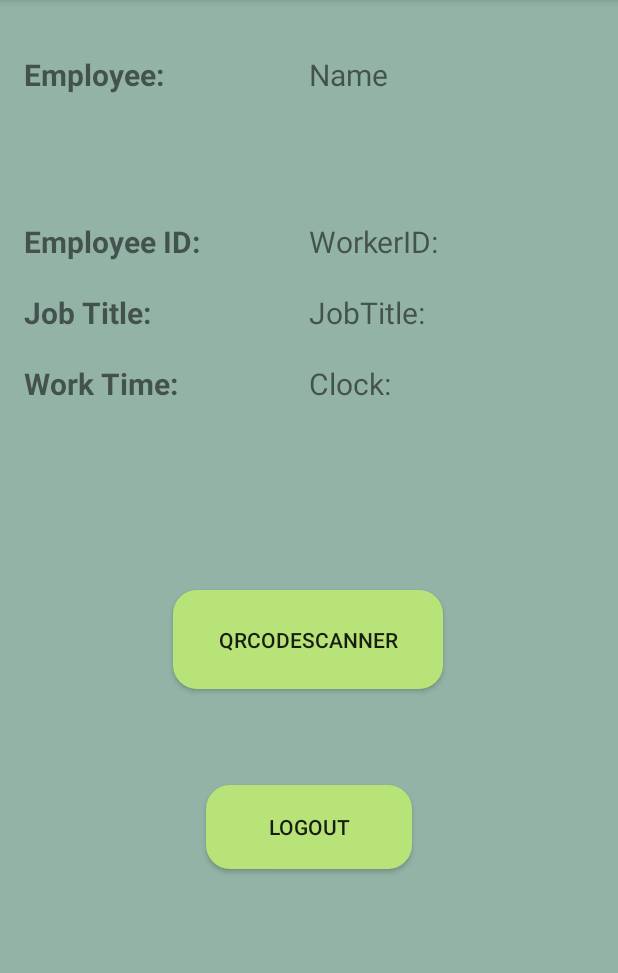
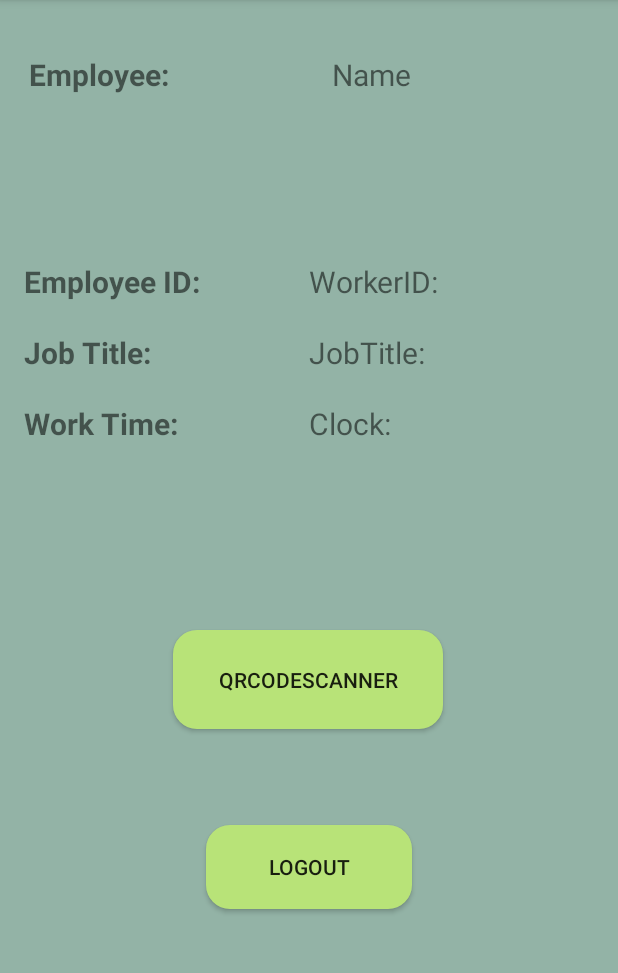
Before and after one commit to Foxroad1/Ranger_team_project, an Android app built with Jetpack Compose: the ProfileActivity screen opened directly, with no data from a screen before it, on a phone screen of 412 x 824 dp, the part 84-1057 px from its top. Run offline under Robolectric (Android 15) with nearby library versions, the phone set to English and light mode, and no system bars; libraries missing offline, so code that uses them is left out: com.google.zxing.integration.

```diff
--- a/Companionapp/app/src/main/res/layout/activity_profile.xml
+++ b/Companionapp/app/src/main/res/layout/activity_profile.xml
@@ -11,8 +11,8 @@
 
     <TextView
         android:id="@+id/labelEmployee"
-        android:layout_width="0dp"
-        android:layout_height="wrap_content"
+        android:layout_width="198dp"
+        android:layout_height="54dp"
         android:layout_marginTop="20dp"
         android:text="Employee:"
         android:textSize="20sp"
@@ -23,8 +23,8 @@
 
     <TextView
         android:id="@+id/nameTextView"
-        android:layout_width="0dp"
-        android:layout_height="wrap_content"
+        android:layout_width="171dp"
+        android:layout_height="54dp"
         android:layout_marginTop="20dp"
         android:text="@string/name"
         android:textSize="20sp"
@@ -37,9 +37,11 @@
         android:layout_width="0dp"
         android:layout_height="wrap_content"
         android:layout_marginTop="84dp"
+        android:layout_marginBottom="21dp"
         android:text="Employee ID:"
         android:textSize="20sp"
         android:textStyle="bold"
+        app:layout_constraintBottom_toTopOf="@+id/labelJobTitle"
         app:layout_constraintEnd_toStartOf="@+id/workerIdTextView"
         app:layout_constraintStart_toStartOf="parent"
         app:layout_constraintTop_toBottomOf="@+id/labelEmployee" />
@@ -83,9 +85,11 @@
         android:layout_width="0dp"
         android:layout_height="wrap_content"
         android:layout_marginTop="20dp"
+        android:layout_marginBottom="124dp"
         android:text="Work Time:"
         android:textSize="20sp"
         android:textStyle="bold"
+        app:layout_constraintBottom_toTopOf="@+id/scanQrButton"
         app:layout_constraintEnd_toStartOf="@+id/clockTextView"
         app:layout_constraintStart_toStartOf="parent"
         app:layout_constraintTop_toBottomOf="@+id/labelJobTitle" />
```
